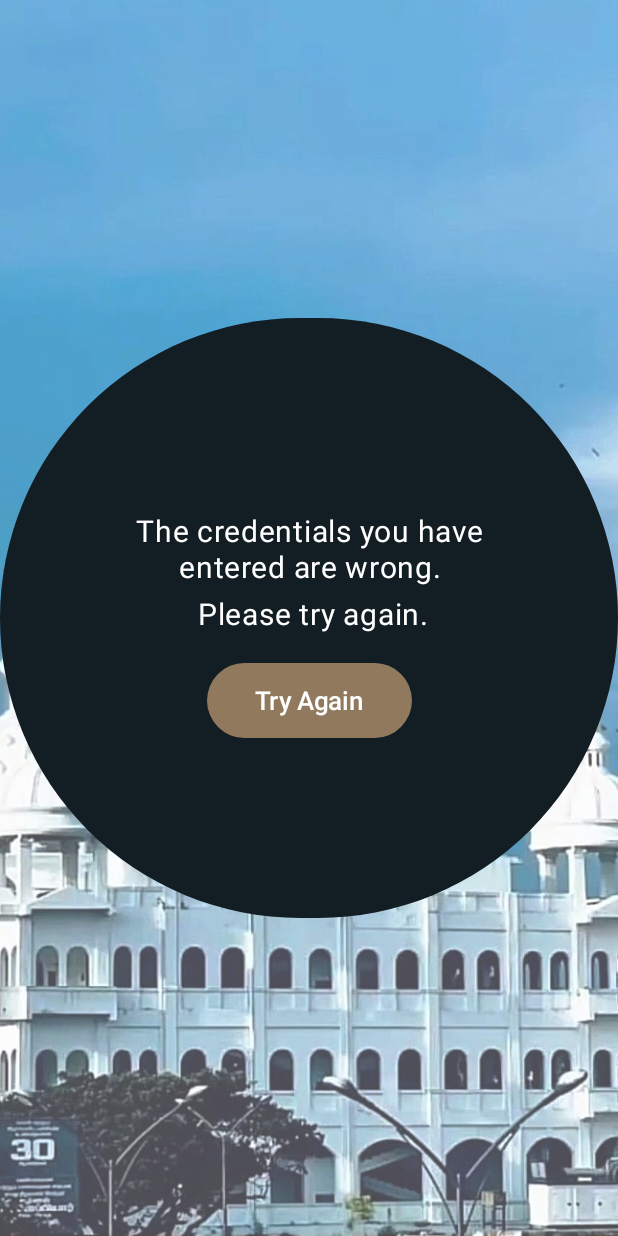
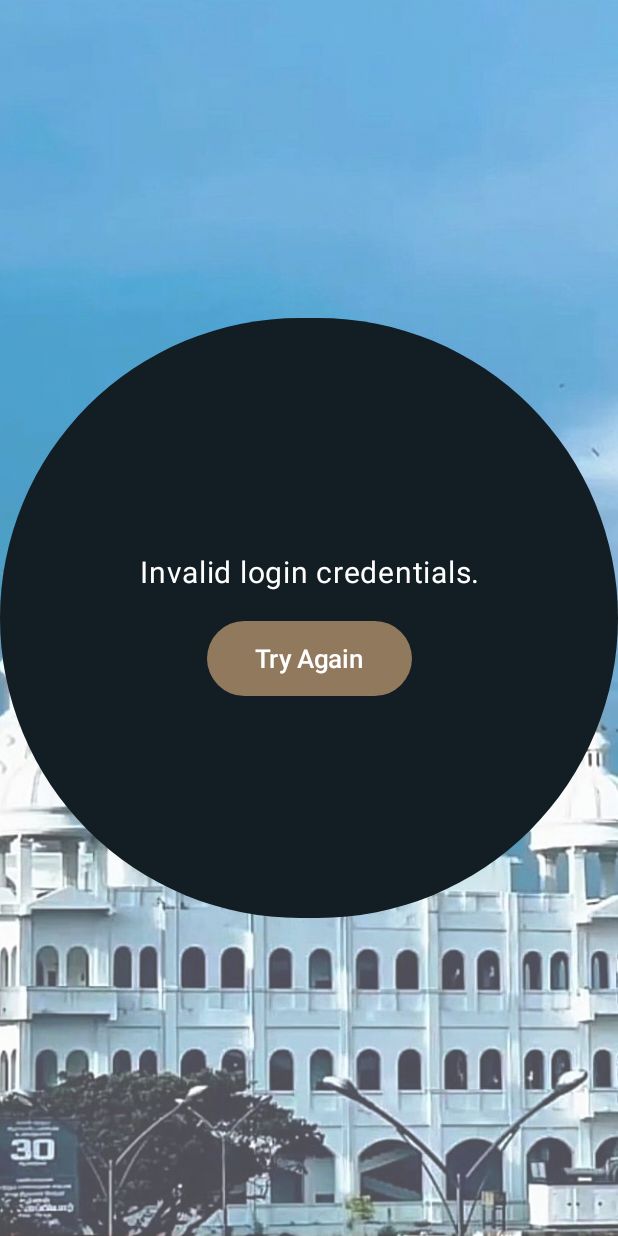
Before and after one commit to TraxhWolf/VirtualMootCourt, an Android app built with Jetpack Compose: the composable VirtualMootCourtApp shown on its own in the app's theme, after a tap on "LOGIN", on a phone screen of 412 x 824 dp. Run offline under Robolectric (Android 15) with nearby library versions, the light colour scheme and no system bars; our stand-ins replace Firebase (no records; nobody signed in at launch, a user with empty details on screens opened directly).

Commit message:
phase 1,v01, full-stack app complete :(

```diff
--- a/app/build.gradle.kts
+++ b/app/build.gradle.kts
@@ -52,8 +52,8 @@ android {
 
 dependencies {
 
-    implementation("androidx.navigation:navigation-compose:2.7.6")
-    implementation("androidx.compose.material:material-icons-extended:1.6.0")
+    implementation("androidx.navigation:navigation-compose:2.7.7")
+    implementation("androidx.compose.material:material-icons-extended:1.6.2")
     implementation("androidx.core:core-ktx:1.12.0")
     implementation("androidx.lifecycle:lifecycle-runtime-ktx:2.7.0")
     implementation("androidx.activity:activity-compose:1.8.2")
--- a/app/src/main/java/com/example/virtualmootcourt/ui/screens/LoginError.kt
+++ b/app/src/main/java/com/example/virtualmootcourt/ui/screens/LoginError.kt
@@ -67,14 +67,7 @@ fun LoginErrorScreen(
                 verticalArrangement = Arrangement.Center
             ) {
                 Text(
-                    text = "The credentials you have entered are wrong.",
-                    fontSize = 20.sp,
-                    textAlign = TextAlign.Center,
-                    color = Color.White
-                )
-                Spacer(modifier = modifier.height(7.dp))
-                Text(
-                    text = " Please try again.",
+                    text = "Invalid login credentials.",
                     fontSize = 20.sp,
                     textAlign = TextAlign.Center,
                     color = Color.White
```
Also changed, not shown: app/src/main/java/com/example/virtualmootcourt/ui/screens/EnterMoot.kt (+13 -1 lines).
